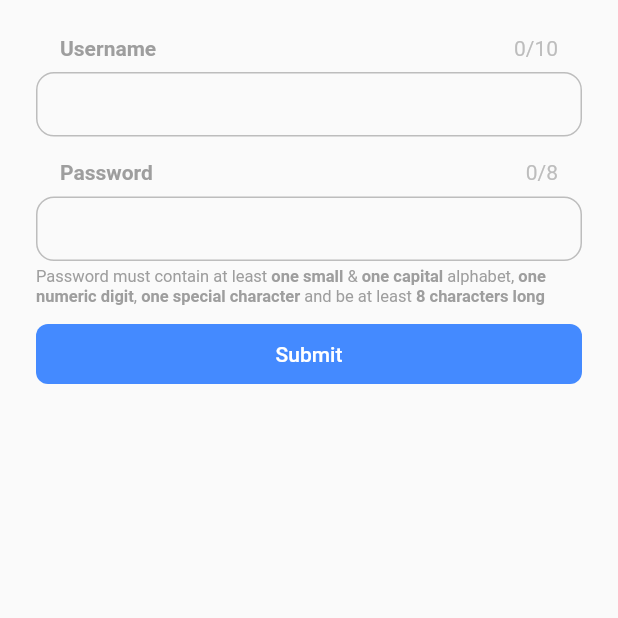
After one commit to Aashu-Dubey/flutter-samples, a Flutter app: the CustomCaret screen opened by its route, on a phone screen of 412 x 824 dp, the top half of it. The commit adds this screen. Run offline on Flutter 3.47's test engine with Material 2 defaults, Android fonts, the phone set to English and light mode, and no system bars; our stand-ins replace rive.

Commit message:
feat: new custom cursor/caret and validation animation sample

```diff
--- a/lib/main.dart
+++ b/lib/main.dart
@@ -1,4 +1,5 @@
 import 'package:flutter/material.dart';
+import 'package:flutter_samples/samples/animations/custom_caret/custom_caret.dart';
 import 'package:flutter_samples/screens/samples_list_view.dart';
 import 'package:flutter_samples/samples/ui/rive_app/home.dart';
 import 'package:flutter_samples/samples/animations/grid_magnification/grid_magnification.dart';
@@ -21,6 +22,7 @@ class MyApp extends StatelessWidget {
       routes: {
         RiveAppHome.route: (context) => const RiveAppHome(),
         GridMagnification.route: (context) => const GridMagnification(),
+        CustomCaret.route: (context) => const CustomCaret(),
       },
       home: const SamplesListView(
         title: "Flutter Samples",
--- a/lib/models/samples.dart
+++ b/lib/models/samples.dart
@@ -1,3 +1,4 @@
+import 'package:flutter_samples/samples/animations/custom_caret/custom_caret.dart';
 import 'package:flutter_samples/samples/animations/grid_magnification/grid_magnification.dart';
 import 'package:flutter_samples/samples/ui/rive_app/home.dart';
 
@@ -16,13 +17,29 @@ class SampleData {
   static List<SampleData> sampleTypes = [
     SampleData(
         name: 'UI',
-        description: 'Full application UI samples with some interesting animations and challenges.',
+        description:
+            'Full application UI samples with some interesting animations and challenges.',
         background: 'assets/samples/ui/rive_app/course_rive.png',
         routeName: RiveAppHome.route),
     SampleData(
         name: 'Animations',
-        description: 'Samples showcasing some interesting and complex animations in flutter.',
+        description:
+            'Samples showcasing some interesting and complex animations in flutter.',
         background: 'assets/samples/animations/grid_magnification.png',
         routeName: GridMagnification.route)
   ];
+
+  static List<SampleData> animationSamples = [
+    SampleData(
+        name: 'Grid Magnification',
+        description:
+            'A grid list view that displays Magnify effect on long press & drag, focusing on the items near the touch area within a radius.',
+        background: 'assets/samples/animations/grid_magnification.png',
+        routeName: GridMagnification.route),
+    SampleData(
+        name: 'Custom Cursor/Caret',
+        description: 'A Customization custom cursor/caret for TextFields.',
+        background: 'assets/samples/animations/grid_magnification.png',
+        routeName: CustomCaret.route)
+  ];
 }
--- /dev/null
+++ b/lib/samples/animations/custom_caret/custom_caret.dart
@@ -0,0 +1,42 @@
+import 'package:flutter/material.dart';
+import 'package:flutter_samples/samples/animations/custom_caret/max_length.dart';
+import 'package:flutter_samples/samples/animations/custom_caret/password_strength.dart';
+
+class CustomCaret extends StatefulWidget {
+  const CustomCaret({super.key});
+
+  static const String route = '/custom-caret';
+
+  @override
+  State<CustomCaret> createState() => _CustomCaretState();
+}
+
+class _CustomCaretState extends State<CustomCaret> {
+  final _nameController = TextEditingController();
+  final _passController = TextEditingController();
+
+  @override
+  Widget build(BuildContext context) {
+    return Scaffold(
+      body: SafeArea(
+        child: Center(
+          child: Container(
+            constraints: const BoxConstraints(maxWidth: 600),
+            child: Padding(
+              padding: const EdgeInsets.all(24),
+              child: Column(
+                children: [
+                  CaretMaxLength(
+                      maxLength: 10, inputController: _nameController),
+                  const SizedBox(height: 16),
+                  PasswordStrength(
+                      maxLength: 8, inputController: _passController)
+                ],
+              ),
+            ),
+          ),
+        ),
+      ),
+    );
+  }
+}
--- /dev/null
+++ b/lib/samples/animations/custom_caret/max_length.dart
@@ -0,0 +1,239 @@
+import 'dart:math';
+import 'package:flutter/material.dart';
+
+class CaretMaxLength extends StatefulWidget {
+  final TextEditingController? inputController;
+  final int maxLength;
+
+  const CaretMaxLength({this.inputController, this.maxLength = 8, super.key});
+
+  @override
+  State<CaretMaxLength> createState() => _CaretMaxLengthState();
+}
+
+class _CaretMaxLengthState extends State<CaretMaxLength>
+    with TickerProviderStateMixin {
+  late AnimationController _cursorAnimController;
+  late AnimationController _inputTransXController;
+  late AnimationController _tickAnim;
+
+  late TextEditingController _inputController;
+  final _nameCloneController = TextEditingController();
+  final _nameFocusNode = FocusNode();
+
+  var inputKey = GlobalKey();
+  var inputCloneKey = GlobalKey();
+  Size inputSize = const Size(0, 0);
+
+  updateCursorPosition({rerender = false}) {
+    WidgetsBinding.instance.addPostFrameCallback((timeStamp) {
+      // Get sizes for input and it's clone
+      var inputBox = inputKey.currentContext?.findRenderObject() as RenderBox;
+      var inputCloneBox =
+          inputCloneKey.currentContext?.findRenderObject() as RenderBox;
+
+      inputSize = inputCloneBox.size;
+      // Set custom cursor position to active position, but should exceed the input area
+      var transX =
+          min(inputCloneBox.size.width - 3, inputBox.constraints.maxWidth - 24);
+      // Translate to the right end if reaches the max length
+      if (_inputController.text.length == widget.maxLength) {
+        transX = (inputBox.size.width - 24) - (inputCloneBox.size.height);
+      }
+      _inputTransXController
+          .animateTo(transX, duration: const Duration(milliseconds: 200))
+          .then((value) {
+        // Animation the tick after cursor -> circle
+        if (_inputController.text.length == widget.maxLength) {
+          if (_tickAnim.value != 1) {
+            _tickAnim.animateTo(1);
+          }
+        } else if (_tickAnim.value != 0) {
+          _tickAnim.animateTo(0);
+        }
+      });
+
+      // Need to setstate initially here, otherwise won't show blinking cursor on first intialization
+      if (rerender) {
+        setState(() {});
+      }
+    });
+  }
+
+  @override
+  void initState() {
+    super.initState();
+    _inputController = widget.inputController ?? TextEditingController();
+
+    _cursorAnimController = AnimationController(
+        duration: const Duration(milliseconds: 500), vsync: this);
+    _cursorAnimController.repeat(reverse: true);
+
+    _tickAnim = AnimationController(
+        duration: const Duration(milliseconds: 200), vsync: this);
+
+    _inputTransXController = AnimationController.unbounded(vsync: this);
+
+    _nameFocusNode.addListener(() {
+      if (!_nameFocusNode.hasFocus) {
+        _cursorAnimController.stop();
+        _cursorAnimController.value = 1;
+      } else if (_inputController.text.length < widget.maxLength) {
+        _cursorAnimController.repeat(reverse: true);
+      }
+      setState(() {});
+    });
+
+    _inputController.addListener(() {
+      if (_inputController.text.length == widget.maxLength) {
+        _cursorAnimController.stop();
+        _cursorAnimController.value = 1;
+      } else {
+        _cursorAnimController.repeat(reverse: true);
+      }
+
+      // Set the input clone's text till the cursor position only, so we can get accurate position to simulate
+      _nameCloneController.value = TextEditingValue(
+        text: _inputController.text
+            .substring(0, _inputController.selection.base.offset),
+      );
+      setState(() {});
+    });
+
+    updateCursorPosition(rerender: true);
+  }
+
+  @override
+  void dispose() {
+    _cursorAnimController.dispose();
+    _inputTransXController.dispose();
+    _tickAnim.dispose();
+    _inputController.dispose();
+    _nameCloneController.dispose();
+    _nameFocusNode.dispose();
+    super.dispose();
+  }
+
+  @override
+  Widget build(BuildContext context) {
+    updateCursorPosition();
+    var inputTextLength = _inputController.text.length;
+    var fillPercent = (inputTextLength / widget.maxLength) * 100;
+    var caretFillHeight = (fillPercent / 100) * inputSize.height;
+
+    return Stack(
+      children: [
+        Column(
+          children: [
+            Padding(
+              padding: const EdgeInsets.only(left: 16.0, right: 16.0),
+              child: Row(
+                mainAxisAlignment: MainAxisAlignment.spaceBetween,
+                children: [
+                  const Text(
+                    "Username",
+                    style: TextStyle(
+                        color: Colors.grey, fontWeight: FontWeight.w600),
+                  ),
+                  Text(
+                    "$inputTextLength/${widget.maxLength}",
+                    style: TextStyle(color: Colors.grey.shade400),
+                  )
+                ],
+              ),
+            ),
+            const SizedBox(height: 8),
+            Stack(
+              children: [
+                TextField(
+                  key: inputKey,
+                  showCursor: false,
+                  maxLength: widget.maxLength,
+                  controller: _inputController,
+                  focusNode: _nameFocusNode,
+                  decoration: InputDecoration(
+                      isDense: true,
+                      fillColor: Colors.white,
+                      counterText: '',
+                      enabledBorder: OutlineInputBorder(
+                          borderRadius: BorderRadius.circular(12),
+                          borderSide: BorderSide(color: Colors.grey.shade400)),
+                      focusedBorder: OutlineInputBorder(
+                          borderRadius: BorderRadius.circular(12),
+                          borderSide: BorderSide(color: Colors.grey.shade400)),
+                      contentPadding: const EdgeInsets.all(12)),
+                ),
+                if (_nameFocusNode.hasFocus ||
+                    inputTextLength == widget.maxLength)
+                  AnimatedBuilder(
+                    animation: _inputTransXController,
+                    builder: (context, child) {
+                      return Transform.translate(
+                          offset: Offset(_inputTransXController.value, 0),
+                          child: child);
+                    },
+                    child: FadeTransition(
+                      opacity: _cursorAnimController.view,
+                      child: Padding(
+                        padding: const EdgeInsets.all(12.0),
+                        child: AnimatedContainer(
+                          duration: const Duration(milliseconds: 250),
+                          width: inputTextLength == widget.maxLength
+                              ? inputSize.height
+                              : _nameCloneController.text.length <
+                                      (inputTextLength)
+                                  ? 2
+                                  : 4,
+                          height: inputSize.height,
+                          alignment: Alignment.bottomCenter,
+                          clipBehavior: Clip.hardEdge,
+                          decoration: BoxDecoration(
+                            borderRadius: BorderRadius.circular(16),
+                            color: Colors.grey.shade400,
+                          ),
+                          child: Container(
+                            height: caretFillHeight,
+                            constraints: const BoxConstraints.tightFor(
+                                width: double.infinity),
+                            decoration:
+                                const BoxDecoration(color: Colors.blueAccent),
+                            child: AnimatedBuilder(
+                              animation: _tickAnim,
+                              builder: (context, child) {
+                                return Transform.scale(
+                                  scale: _tickAnim.value,
+                                  child: child,
+                                );
+                              },
+                              child: Icon(
+                                Icons.check_rounded,
+                                color: Colors.white,
+                                size: inputSize.height - 4,
+                              ),
+                            ),
+                          ),
+                        ),
+                      ),
+                    ),
+                  ),
+              ],
+            ),
+          ],
+        ),
+        IgnorePointer(
+          child: Opacity(
+            opacity: 0,
+            child: IntrinsicWidth(
+              child: TextField(
+                key: inputCloneKey,
+                controller: _nameCloneController,
+                decoration: const InputDecoration(
+                    isDense: true, contentPadding: EdgeInsets.zero),
+              ),
+            ),
+          ),
+        )
+      ],
+    );
+  }
+}
--- /dev/null
+++ b/lib/samples/animations/custom_caret/password_strength.dart
@@ -0,0 +1,344 @@
+import 'dart:math';
+import 'package:flutter/material.dart';
+
+class PassValidity {
+  PassValidity(
+      {this.lowercase = false,
+      this.uppercase = false,
+      this.numeric = false,
+      this.specialChar = false,
+      this.minChar = false});
+
+  bool lowercase;
+  bool uppercase;
+  bool numeric;
+  bool specialChar;
+  bool minChar;
+}
+
+var passColors = [
+  Colors.grey.shade400,
+  Colors.red,
+  Colors.orange,
+  Colors.blueGrey,
+  Colors.green,
+  Colors.blueAccent,
+];
+
+class PasswordStrength extends StatefulWidget {
+  final TextEditingController? inputController;
+  final int maxLength;
+
+  const PasswordStrength({this.inputController, this.maxLength = 8, super.key});
+
+  @override
+  State<PasswordStrength> createState() => _PasswordStrengthState();
+}
+
+class _PasswordStrengthState extends State<PasswordStrength>
+    with TickerProviderStateMixin {
+  late AnimationController _cursorAnimController;
+  late AnimationController _inputTransXController;
+  late AnimationController _tickAnim;
+
+  late TextEditingController _inputController;
+  final _passCloneController = TextEditingController();
+  final _passFocusNode = FocusNode();
+  var _passwordStrength = 0;
+  PassValidity _passwordValidity = PassValidity();
+
+  var inputKey = GlobalKey();
+  var inputCloneKey = GlobalKey();
+  Size inputSize = const Size(0, 0);
+
+  updateCursorPosition({rerender = false}) {
+    WidgetsBinding.instance.addPostFrameCallback((timeStamp) {
+      // Get sizes for input and it's clone
+      var inputBox = inputKey.currentContext?.findRenderObject() as RenderBox;
+      var inputCloneBox =
+          inputCloneKey.currentContext?.findRenderObject() as RenderBox;
+
+      inputSize = inputCloneBox.size;
+
+      // Set custom cursor position to active position, but should exceed the input area
+      var transX =
+          min(inputCloneBox.size.width - 3, inputBox.constraints.maxWidth - 24);
+      // Translate to the right end if not focused except if it is empty
+      if (!_passFocusNode.hasFocus && _inputController.text.isNotEmpty) {
+        transX = (inputBox.size.width - 24) - (inputCloneBox.size.height);
+      }
+      _inputTransXController
+          .animateTo(transX, duration: const Duration(milliseconds: 200))
+          .then((value) {
+        // Animation the tick after cursor -> circle
+        if (!_passFocusNode.hasFocus) {
+          if (_tickAnim.value != 1) {
+            _tickAnim.animateTo(1);
+          }
+        } else if (_tickAnim.value != 0) {
+          _tickAnim.animateTo(0);
+        }
+      });
+
+      // Need to setstate initially here, otherwise won't show blinking cursor on first intialization
+      if (rerender) {
+        setState(() {});
+      }
+    });
+  }
+
+  checkpasswordStrength() {
+    var value = _inputController.text;
+    var strength = 0;
+    var validity = PassValidity();
+    if (value.length >= 8) {
+      strength += 1;
+      validity.minChar = true;
+    }
+    if (RegExp(r'[a-z]+').hasMatch(value)) {
+      strength += 1;
+      validity.lowercase = true;
+    }
+    if (RegExp(r'[A-Z]+').hasMatch(value)) {
+      strength += 1;
+      validity.uppercase = true;
+    }
+    if (RegExp(r'[0-9]+').hasMatch(value)) {
+      strength += 1;
+      validity.numeric = true;
+    }
+    if (RegExp(r'[$@#&!]+').hasMatch(value)) {
+      strength += 1;
+      validity.specialChar = true;
+    }
+
+    setState(() {
+      _passwordStrength = strength;
+      _passwordValidity = validity;
+    });
+  }
+
+  getErrText(String title, bool valid) {
+    var color = _passFocusNode.hasFocus || _inputController.text.isEmpty
+        ? Colors.grey
+        : valid
+            ? Colors.blueAccent
+            : Colors.red;
+
+    return TextSpan(
+        text: title,
+        style: TextStyle(color: color, fontWeight: FontWeight.w600));
+  }
+
+  @override
+  void initState() {
+    super.initState();
+    _inputController = widget.inputController ?? TextEditingController();
+
+    _cursorAnimController = AnimationController(
+        duration: const Duration(milliseconds: 500), vsync: this);
+    _cursorAnimController.repeat(reverse: true);
+
+    _tickAnim = AnimationController(
+        duration: const Duration(milliseconds: 200), vsync: this);
+
+    _inputTransXController = AnimationController.unbounded(vsync: this);
+
+    _passFocusNode.addListener(() {
+      if (!_passFocusNode.hasFocus) {
+        _cursorAnimController.stop();
+        _cursorAnimController.value = 1;
+      } else {
+        _cursorAnimController.repeat(reverse: true);
+      }
+      checkpasswordStrength();
+    });
+
+    _inputController.addListener(() {
+      // Set the input clone's text till the cursor position only, so we can get accurate position to simulate
+      _passCloneController.value = TextEditingValue(
+        text: _inputController.text
+            .substring(0, _inputController.selection.base.offset),
+      );
+      checkpasswordStrength();
+    });
+
+    updateCursorPosition(rerender: true);
+  }
+
+  @override
+  void dispose() {
+    _cursorAnimController.dispose();
+    _inputTransXController.dispose();
+    _tickAnim.dispose();
+    _inputController.dispose();
+    _passCloneController.dispose();
+    _passFocusNode.dispose();
+    super.dispose();
+  }
+
+  @override
+  Widget build(BuildContext context) {
+    updateCursorPosition();
+    var fillPercent = (_inputController.text.length / widget.maxLength) * 100;
+    var caretFillHeight = (fillPercent / 100) * inputSize.height;
+
+    return Stack(children: [
+      Column(
+        crossAxisAlignment: CrossAxisAlignment.stretch,
+        children: [
+          Padding(
+            padding: const EdgeInsets.only(left: 16.0, right: 16.0),
+            child: Row(
+              mainAxisAlignment: MainAxisAlignment.spaceBetween,
+              children: [
+                const Text(
+                  "Password",
+                  style: TextStyle(
+                      color: Colors.grey, fontWeight: FontWeight.w600),
+                ),
+                Text(
+                  "${_inputController.text.length}/${widget.maxLength}",
+                  style: TextStyle(color: Colors.grey.shade400),
+                )
+              ],
+            ),
+          ),
+          const SizedBox(height: 8),
+          Stack(
+            children: [
+              TextField(
+                key: inputKey,
+                showCursor: false,
+                obscureText: true,
+                controller: _inputController,
+                focusNode: _passFocusNode,
+                decoration: InputDecoration(
+                    isDense: true,
+                    fillColor: Colors.white,
+                    enabledBorder: OutlineInputBorder(
+                        borderRadius: BorderRadius.circular(12),
+                        borderSide: BorderSide(color: Colors.grey.shade400)),
+                    focusedBorder: OutlineInputBorder(
+                        borderRadius: BorderRadius.circular(12),
+                        borderSide: BorderSide(color: Colors.grey.shade400)),
+                    contentPadding: const EdgeInsets.all(12)),
+              ),
+              if (_passFocusNode.hasFocus || _inputController.text.isNotEmpty)
+                AnimatedBuilder(
+                  animation: _inputTransXController,
+                  builder: (context, child) {
+                    return Transform.translate(
+                        offset: Offset(_inputTransXController.value, 0),
+                        child: child);
+                  },
+                  child: FadeTransition(
+                    opacity: _cursorAnimController.view,
+                    child: Padding(
+                      padding: const EdgeInsets.all(12.0),
+                      child: AnimatedContainer(
+                        duration: const Duration(milliseconds: 250),
+                        width: !_passFocusNode.hasFocus
+                            ? inputSize.height
+                            : _passCloneController.text.length <
+                                    _inputController.text.length
+                                ? 2
+                                : 4,
+                        height: inputSize.height,
+                        alignment: Alignment.bottomCenter,
+                        clipBehavior: Clip.hardEdge,
+                        decoration: BoxDecoration(
+                          borderRadius: BorderRadius.circular(16),
+                          color: Colors.grey.shade400,
+                        ),
+                        child: Container(
+                          height: !_passFocusNode.hasFocus
+                              ? inputSize.height
+                              : caretFillHeight,
+                          constraints: const BoxConstraints.tightFor(
+                              width: double.infinity),
+                          decoration: BoxDecoration(
+                              color: !_passFocusNode.hasFocus
+                                  ? _passwordStrength < 5
+                                      ? Colors.red
+                                      : Colors.blueAccent
+                                  : passColors[_passwordStrength]),
+                          child: AnimatedBuilder(
+                            animation: _tickAnim,
+                            builder: (context, child) {
+                              return Transform.scale(
+                                scale: _tickAnim.value,
+                                child: child,
+                              );
+                            },
+                            child: Icon(
+                              _passwordStrength < 5
+                                  ? Icons.close
+                                  : Icons.check_rounded,
+                              color: Colors.white,
+                              size: inputSize.height - 4,
+                            ),
+                          ),
+                        ),
+                      ),
+                    ),
+                  ),
+                ),
+            ],
+          ),
+          const SizedBox(height: 4),
+          RichText(
+            text: TextSpan(
+              style: const TextStyle(fontSize: 11, color: Colors.grey),
+              children: [
+                const TextSpan(text: "Password must contain at least "),
+                getErrText("one small", _passwordValidity.lowercase),
+                const TextSpan(text: " & "),
+                getErrText("one capital", _passwordValidity.uppercase),
+                const TextSpan(text: " alphabet, "),
+                getErrText("one numeric digit", _passwordValidity.numeric),
+                const TextSpan(text: ", "),
+                getErrText(
+                    "one special character", _passwordValidity.specialChar),
+                const TextSpan(text: " and be at least "),
+                getErrText("${widget.maxLength} characters long",
+                    _passwordValidity.minChar),
+              ],
+            ),
+          ),
+          const SizedBox(height: 8),
+          TextButton(
+            style: const ButtonStyle(
+                padding: MaterialStatePropertyAll(EdgeInsets.all(12)),
+                shape: MaterialStatePropertyAll(RoundedRectangleBorder(
+                    borderRadius: BorderRadius.all(Radius.circular(8)))),
+                backgroundColor: MaterialStatePropertyAll(Colors.blueAccent),
+                splashFactory: InkSparkle.splashFactory,
+                overlayColor: MaterialStatePropertyAll(Colors.lightBlue)),
+            child: const Text(
+              "Submit",
+              style: TextStyle(color: Colors.white),
+            ),
+            onPressed: () {
+              _passFocusNode.unfocus();
+            },
+          )
+        ],
+      ),
+      IgnorePointer(
+        child: Opacity(
+          opacity: 0,
+          child: IntrinsicWidth(
+            child: TextField(
+              key: inputCloneKey,
+              controller: _passCloneController,
+              obscureText: true,
+              decoration: const InputDecoration(
+                  isDense: true, contentPadding: EdgeInsets.zero),
+            ),
+          ),
+        ),
+      )
+    ]);
+  }
+}
```
